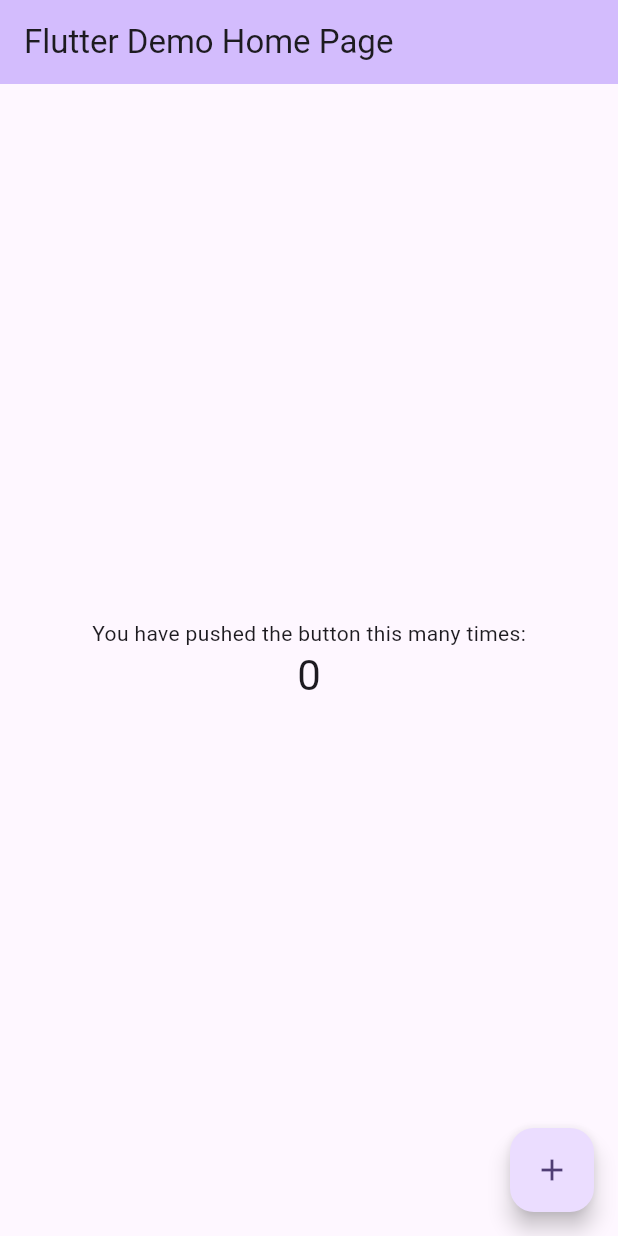
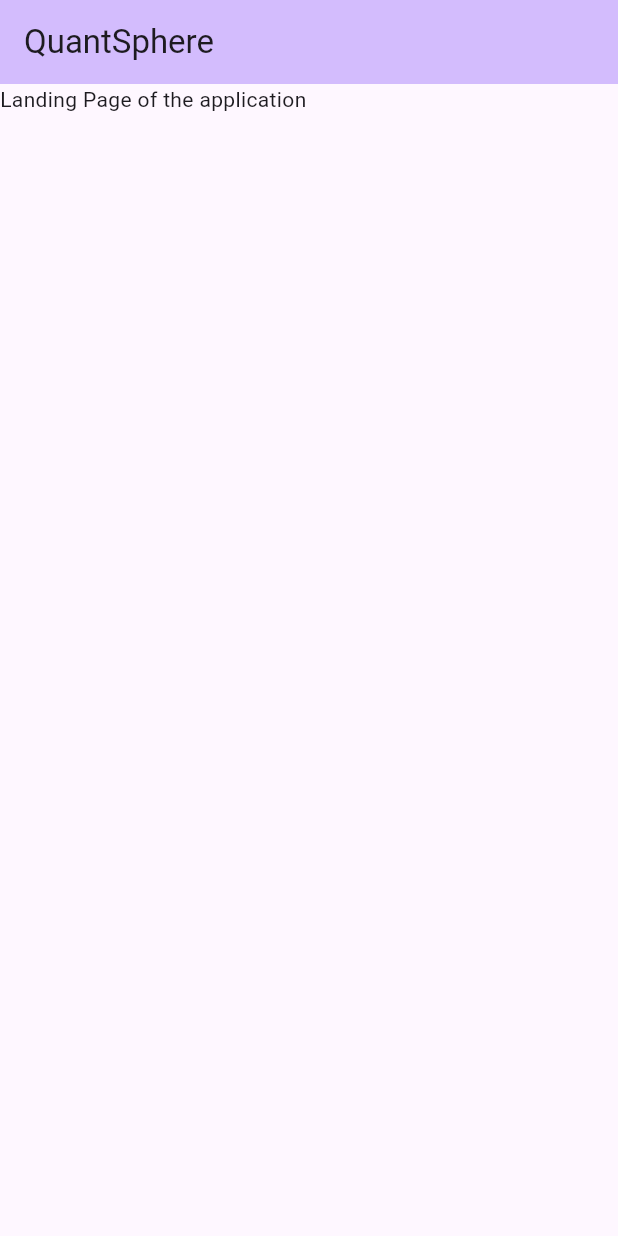
Before and after one commit to getquantsphere/quantsphere-app, a Flutter app: the screen it shows after launch, on a phone screen of 412 x 824 dp. Run offline on Flutter 3.47's test engine with Material 3 defaults, Android fonts, the phone set to English and light mode, and no system bars.

Commit message:
Cleared the demo Code
Base front-end updated

```diff
--- a/lib/main.dart
+++ b/lib/main.dart
@@ -11,42 +11,19 @@
   @override
   Widget build(BuildContext context) {
     return MaterialApp(
-      title: 'Flutter Demo',
+      debugShowCheckedModeBanner: false,
+      title: 'QuantSphere',
       theme: ThemeData(
-        // This is the theme of your application.
-        //
-        // TRY THIS: Try running your application with "flutter run". You'll see
-        // the application has a purple toolbar. Then, without quitting the app,
-        // try changing the seedColor in the colorScheme below to Colors.green
-        // and then invoke "hot reload" (save your changes or press the "hot
-        // reload" button in a Flutter-supported IDE, or press "r" if you used
-        // the command line to start the app).
-        //
-        // Notice that the counter didn't reset back to zero; the application
-        // state is not lost during the reload. To reset the state, use hot
-        // restart instead.
-        //
-        // This works for code too, not just values: Most code changes can be
-        // tested with just a hot reload.
         colorScheme: ColorScheme.fromSeed(seedColor: Colors.deepPurple),
         useMaterial3: true,
       ),
-      home: const MyHomePage(title: 'Flutter Demo Home Page'),
+      home: const MyHomePage(title: 'QuantSphere'),
     );
   }
 }
 
 class MyHomePage extends StatefulWidget {
   const MyHomePage({super.key, required this.title});
-
-  // This widget is the home page of your application. It is stateful, meaning
-  // that it has a State object (defined below) that contains fields that affect
-  // how it looks.
-
-  // This class is the configuration for the state. It holds the values (in this
-  // case the title) provided by the parent (in this case the App widget) and
-  // used by the build method of the State. Fields in a Widget subclass are
-  // always marked "final".
 
   final String title;
 
@@ -55,18 +32,6 @@
 }
 
 class _MyHomePageState extends State<MyHomePage> {
-  int _counter = 0;
-
-  void _incrementCounter() {
-    setState(() {
-      // This call to setState tells the Flutter framework that something has
-      // changed in this State, which causes it to rerun the build method below
-      // so that the display can reflect the updated values. If we changed
-      // _counter without calling setState(), then the build method would not be
-      // called again, and so nothing would appear to happen.
-      _counter++;
-    });
-  }
 
   @override
   Widget build(BuildContext context) {
@@ -78,48 +43,10 @@
     // than having to individually change instances of widgets.
     return Scaffold(
       appBar: AppBar(
-        // TRY THIS: Try changing the color here to a specific color (to
-        // Colors.amber, perhaps?) and trigger a hot reload to see the AppBar
-        // change color while the other colors stay the same.
         backgroundColor: Theme.of(context).colorScheme.inversePrimary,
-        // Here we take the value from the MyHomePage object that was created by
-        // the App.build method, and use it to set our appbar title.
         title: Text(widget.title),
       ),
-      body: Center(
-        // Center is a layout widget. It takes a single child and positions it
-        // in the middle of the parent.
-        child: Column(
-          // Column is also a layout widget. It takes a list of children and
-          // arranges them vertically. By default, it sizes itself to fit its
-          // children horizontally, and tries to be as tall as its parent.
-          //
-          // Column has various properties to control how it sizes itself and
-          // how it positions its children. Here we use mainAxisAlignment to
-          // center the children vertically; the main axis here is the vertical
-          // axis because Columns are vertical (the cross axis would be
-          // horizontal).
-          //
-          // TRY THIS: Invoke "debug painting" (choose the "Toggle Debug Paint"
-          // action in the IDE, or press "p" in the console), to see the
-          // wireframe for each widget.
-          mainAxisAlignment: MainAxisAlignment.center,
-          children: <Widget>[
-            const Text(
-              'You have pushed the button this many times:',
-            ),
-            Text(
-              '$_counter',
-              style: Theme.of(context).textTheme.headlineMedium,
-            ),
-          ],
-        ),
-      ),
-      floatingActionButton: FloatingActionButton(
-        onPressed: _incrementCounter,
-        tooltip: 'Increment',
-        child: const Icon(Icons.add),
-      ), // This trailing comma makes auto-formatting nicer for build methods.
+      body: const Text("Landing Page of the application"), // This trailing comma makes auto-formatting nicer for build methods.
     );
   }
 }
```
